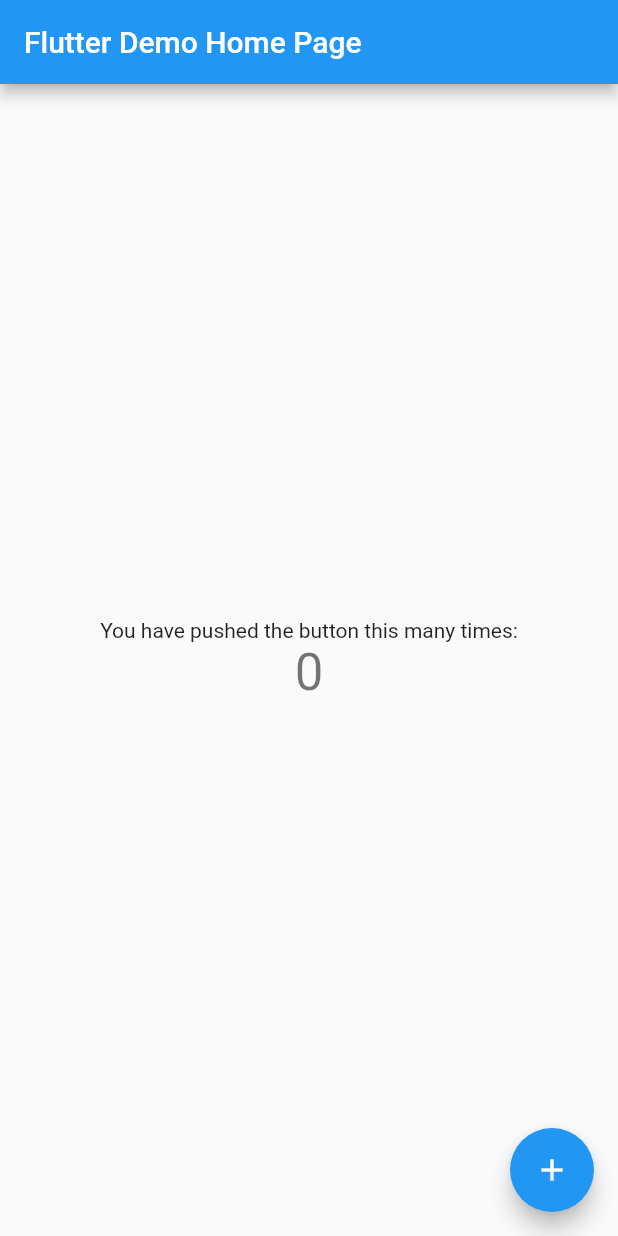
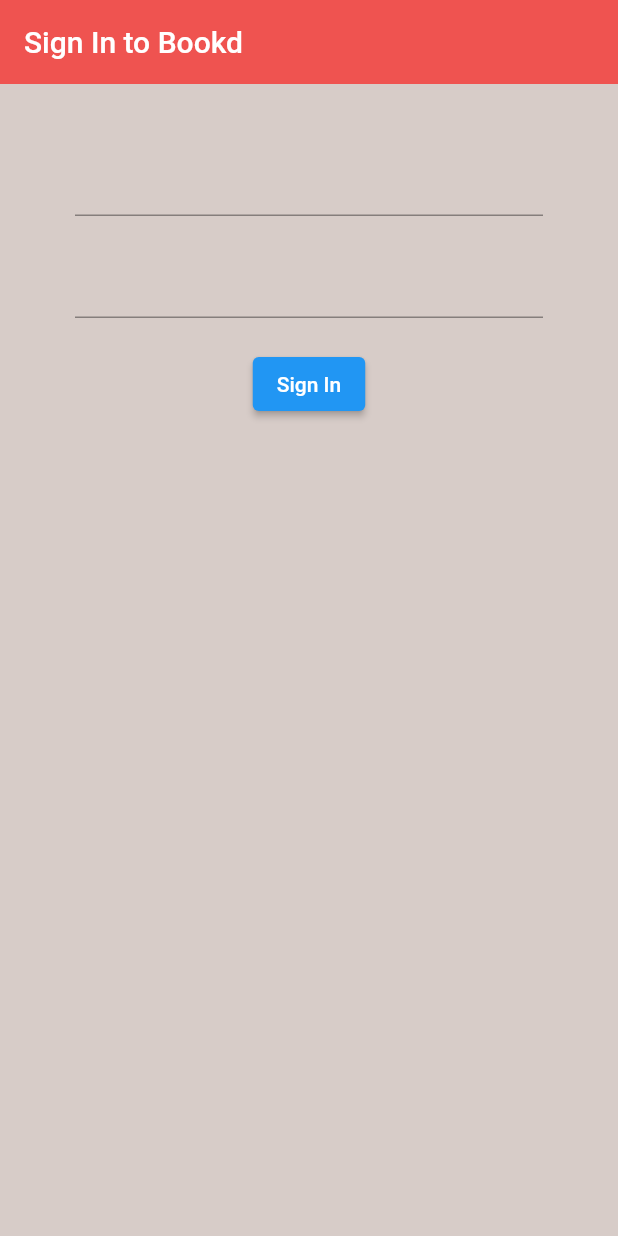
Before and after one commit to eroberts22/bookd, a Flutter app: the screen it shows after launch, on a phone screen of 412 x 824 dp. Run offline on Flutter 3.47's test engine with Material 2 defaults, Android fonts, the phone set to English and light mode, and no system bars; our stand-ins replace firebase_auth; accounts and stored records are empty.

Commit message:
Restructed app. Baseline authentication setup, currently working on user sign in. Need to setup a Firebase App

```diff
--- a/NoSQL-Structure.json
+++ b/NoSQL-Structure.json
@@ -2,7 +2,7 @@
     "User": {
         "_id": ObjectID,
         "username": String,
-        "password": String
+        "name:": String,
     }
 
 
@@ -11,7 +11,6 @@
         "user_id": ObjectID,
         "kind": int,
         "config": json for artist or venue,
-        "name:": String,
         "description": String,
         "website_link": String,
         "average_rating": int (out of 10?),
--- a/application/lib/main.dart
+++ b/application/lib/main.dart
@@ -1,3 +1,4 @@
+import 'package:application/screens/wrapper.dart';
 import 'package:flutter/material.dart';
 
 void main() {
@@ -11,105 +12,7 @@
   @override
   Widget build(BuildContext context) {
     return MaterialApp(
-      title: 'Flutter Demo',
-      theme: ThemeData(
-        // This is the theme of your application.
-        //
-        // Try running your application with "flutter run". You'll see the
-        // application has a blue toolbar. Then, without quitting the app, try
-        // changing the primarySwatch below to Colors.green and then invoke
-        // "hot reload" (press "r" in the console where you ran "flutter run",
-        // or simply save your changes to "hot reload" in a Flutter IDE).
-        // Notice that the counter didn't reset back to zero; the application
-        // is not restarted.
-        primarySwatch: Colors.blue,
-      ),
-      home: const MyHomePage(title: 'Flutter Demo Home Page'),
+      home: Wrapper(),
     );
   }
 }
-
-class MyHomePage extends StatefulWidget {
-  const MyHomePage({Key? key, required this.title}) : super(key: key);
-
-  // This widget is the home page of your application. It is stateful, meaning
-  // that it has a State object (defined below) that contains fields that affect
-  // how it looks.
-
-  // This class is the configuration for the state. It holds the values (in this
-  // case the title) provided by the parent (in this case the App widget) and
-  // used by the build method of the State. Fields in a Widget subclass are
-  // always marked "final".
-
-  final String title;
-
-  @override
-  State<MyHomePage> createState() => _MyHomePageState();
-}
-
-class _MyHomePageState extends State<MyHomePage> {
-  int _counter = 0;
-
-  void _incrementCounter() {
-    setState(() {
-      // This call to setState tells the Flutter framework that something has
-      // changed in this State, which causes it to rerun the build method below
-      // so that the display can reflect the updated values. If we changed
-      // _counter without calling setState(), then the build method would not be
-      // called again, and so nothing would appear to happen.
-      _counter++;
-    });
-  }
-
-  @override
-  Widget build(BuildContext context) {
-    // This method is rerun every time setState is called, for instance as done
-    // by the _incrementCounter method above.
-    //
-    // The Flutter framework has been optimized to make rerunning build methods
-    // fast, so that you can just rebuild anything that needs updating rather
-    // than having to individually change instances of widgets.
-    return Scaffold(
-      appBar: AppBar(
-        // Here we take the value from the MyHomePage object that was created by
-        // the App.build method, and use it to set our appbar title.
-        title: Text(widget.title),
-      ),
-      body: Center(
-        // Center is a layout widget. It takes a single child and positions it
-        // in the middle of the parent.
-        child: Column(
-          // Column is also a layout widget. It takes a list of children and
-          // arranges them vertically. By default, it sizes itself to fit its
-          // children horizontally, and tries to be as tall as its parent.
-          //
-          // Invoke "debug painting" (press "p" in the console, choose the
-          // "Toggle Debug Paint" action from the Flutter Inspector in Android
-          // Studio, or the "Toggle Debug Paint" command in Visual Studio Code)
-          // to see the wireframe for each widget.
-          //
-          // Column has various properties to control how it sizes itself and
-          // how it positions its children. Here we use mainAxisAlignment to
-          // center the children vertically; the main axis here is the vertical
-          // axis because Columns are vertical (the cross axis would be
-          // horizontal).
-          mainAxisAlignment: MainAxisAlignment.center,
-          children: <Widget>[
-            const Text(
-              'You have pushed the button this many times:',
-            ),
-            Text(
-              '$_counter',
-              style: Theme.of(context).textTheme.headline4,
-            ),
-          ],
-        ),
-      ),
-      floatingActionButton: FloatingActionButton(
-        onPressed: _incrementCounter,
-        tooltip: 'Increment',
-        child: const Icon(Icons.add),
-      ), // This trailing comma makes auto-formatting nicer for build methods.
-    );
-  }
-}
--- a/application/lib/classes.dart
+++ b/application/lib/models/profile.dart
@@ -1,27 +1,8 @@
-class User
-{
-    int id = 0;
-    String username = "null";
-    String password = "null";
-
-    User(this.id, this.username, this.password);
-
-    Map toJson() =>
-    {
-      "id": id,
-      "username": username,
-      "password": password
-    };
-
-}
-
-
 class Profile
 {
     int userId = 0;
     int profType = 0;
     Map typeConfig = <String, String>{};
-    String name = "null";
     String description = "null";
     String websiteLink = "null";
     int averageRating = 0;
@@ -32,13 +13,12 @@
     List photos = [];
     List reviews = [];
 
-    Profile(this.userId, this.profType, this.typeConfig, this.name, this.description, this.websiteLink, this.averageRating, this.latitude, this.longitude, this.travelRange, this.calendarId, this.photos, this.reviews);
+    Profile(this.userId, this.profType, this.typeConfig, this.description, this.websiteLink, this.averageRating, this.latitude, this.longitude, this.travelRange, this.calendarId, this.photos, this.reviews);
 
     Map toJson() => {
         "userId": userId,
         "profileType": profType,
         "typeConfig": typeConfig,
-        "name": name,
         "description": description,
         "websiteLink": websiteLink,
         "average_rating": averageRating,
--- /dev/null
+++ b/application/lib/models/users.dart
@@ -0,0 +1,13 @@
+class BookdUser {
+  final String uid;
+  final String email;
+  final String name;
+
+  BookdUser(this.uid, this.email, this.name);
+
+  Map toJson() => {
+        "id": uid,
+        "email": email,
+        "name": name,
+      };
+}
--- /dev/null
+++ b/application/lib/screens/authenticate/authenticate.dart
@@ -0,0 +1,18 @@
+import 'package:application/screens/authenticate/sign_in.dart';
+import 'package:flutter/material.dart';
+
+class Authenticate extends StatefulWidget {
+  const Authenticate({ Key? key }) : super(key: key);
+
+  @override
+  State<Authenticate> createState() => _AuthenticateState();
+}
+
+class _AuthenticateState extends State<Authenticate> {
+  @override
+  Widget build(BuildContext context) {
+    return Container(
+      child: SignIn(),
+    );
+  }
+}
--- /dev/null
+++ b/application/lib/screens/authenticate/sign_in.dart
@@ -0,0 +1,62 @@
+import 'package:application/services/auth.dart';
+import 'package:flutter/material.dart';
+
+class SignIn extends StatefulWidget {
+  const SignIn({Key? key}) : super(key: key);
+
+  @override
+  State<SignIn> createState() => _SignInState();
+}
+
+class _SignInState extends State<SignIn> {
+  final AuthService _authService = AuthService();
+
+  @override
+  Widget build(BuildContext context) {
+    return Scaffold(
+      backgroundColor: Colors.brown[100],
+      appBar: AppBar(
+          backgroundColor: Colors.red[400],
+          elevation: 0.0,
+          title: Text('Sign In to Bookd')),
+      body: Container(
+          padding: EdgeInsets.symmetric(vertical: 20.0, horizontal: 50.0),
+          child: Form(
+            child: Column(
+              children: <Widget>[
+                SizedBox(height: 20.0),
+                TextFormField(
+                  // val represents whatever was inserted
+                  onChanged: (val) {
+
+                  },
+                ),
+                SizedBox(height: 20.0),
+                TextFormField(
+                  obscureText: true,
+                  onChanged: (val){
+
+                  }
+                ),
+                SizedBox(height: 20.0),
+                ElevatedButton(
+                  style: ButtonStyle(
+                    foregroundColor: MaterialStateProperty.all<Color>(Colors.blue),
+                  ),
+                  child: Text(
+                    'Sign In',
+                    style: TextStyle(color: Colors.white)
+                  ),
+                  onPressed: () async {
+                    // Go log this person into firebase
+
+                  },
+                  )
+              ]
+            )
+          )
+
+          ),
+    );
+  }
+}
--- /dev/null
+++ b/application/lib/screens/homepage/home.dart
@@ -0,0 +1,12 @@
+import 'package:flutter/material.dart';
+
+class Home extends StatelessWidget {
+  const Home({ Key? key }) : super(key: key);
+
+  @override
+  Widget build(BuildContext context) {
+    return Container(
+      child: Text('Home'),
+    );
+  }
+}
--- /dev/null
+++ b/application/lib/screens/wrapper.dart
@@ -0,0 +1,13 @@
+import 'package:application/screens/authenticate/authenticate.dart';
+import 'package:application/screens/homepage/home.dart';
+import 'package:flutter/material.dart';
+
+class Wrapper extends StatelessWidget {
+  const Wrapper({Key? key}) : super(key: key);
+
+  @override
+  Widget build(BuildContext context) {
+    // Return either authenticate or home widget, depending on if you are signed in or not
+    return Authenticate();
+  }
+}
--- /dev/null
+++ b/application/lib/services/auth.dart
@@ -0,0 +1,23 @@
+import 'package:application/models/users.dart';
+import 'package:firebase_auth/firebase_auth.dart';
+
+class AuthService {
+  final FirebaseAuth _auth = FirebaseAuth.instance;
+
+  // Create user object from firebase user id
+  // Nullable function
+  BookdUser? _userFromFirebaseUser(User user) {
+    if (user != null) {
+      return BookdUser(user.uid, "email", "name");
+    } else {
+      return null;
+    }
+  }
+
+  // Sign in with email and password
+
+  // Register with email and password
+
+  // Sign out
+
+}
```
Also changed, not shown: 1 other file.
